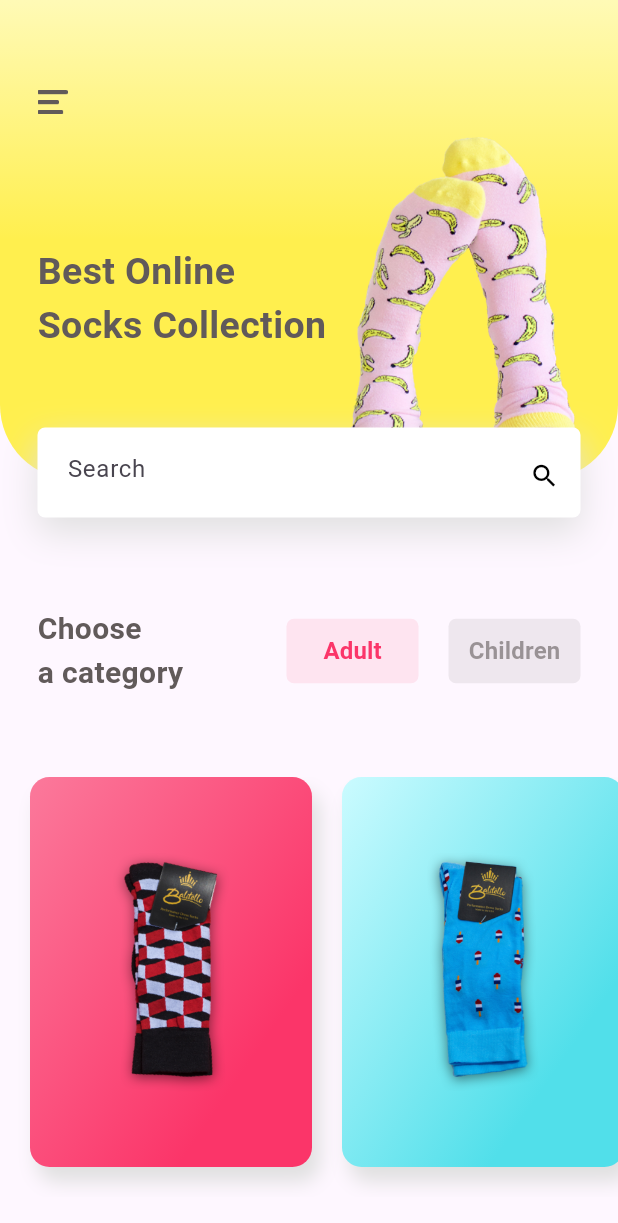
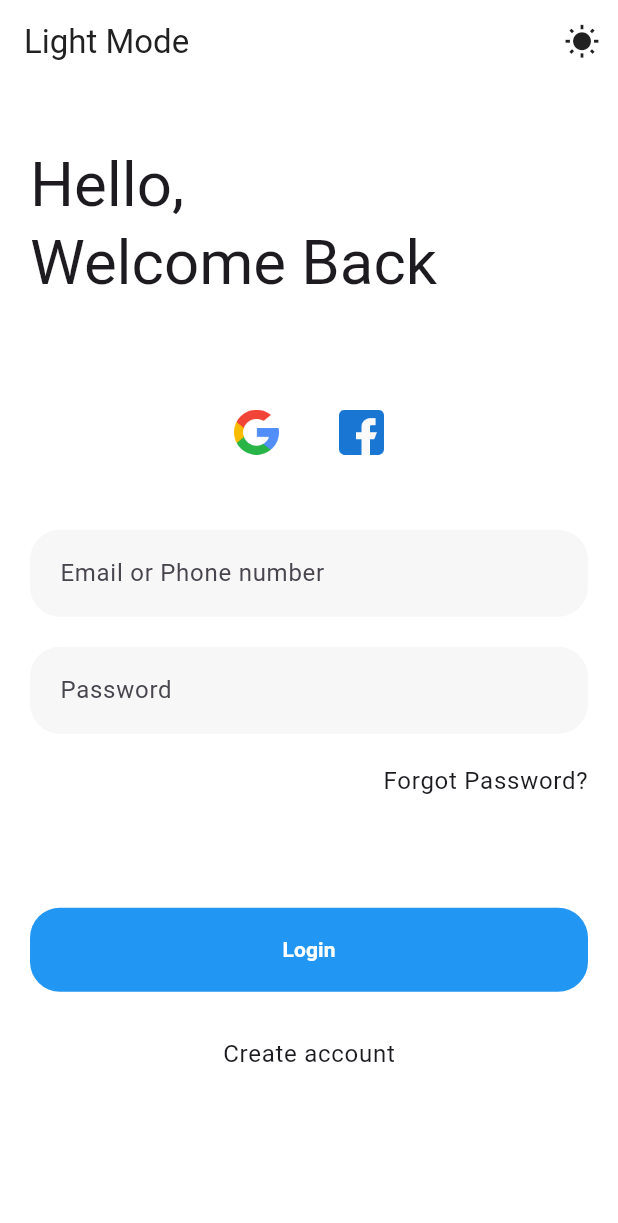
Before and after one commit to gketan91/MotorRoll, a Flutter app: the screen it shows after launch, on a phone screen of 412 x 824 dp. Shown: the top 1223 px of the screen. Run offline on Flutter 3.47's test engine with Material 3 defaults, Android fonts, the phone set to English and light mode, and no system bars; our stand-ins replace animate_do, page_transition, shared_preferences, syncfusion_flutter_datepicker.

Commit message:
Second day commit with Login Page and date picker

```diff
--- /dev/null
+++ b/lib/login.dart
@@ -0,0 +1,126 @@
+import 'package:motorroll/themes/theme_model.dart';
+import 'package:flutter/material.dart';
+import 'package:provider/provider.dart';
+import 'package:motorroll/main.dart';
+
+class LoginPage extends StatefulWidget {
+  @override
+  _LoginPageState createState() => _LoginPageState();
+}
+
+class _LoginPageState extends State<LoginPage> {
+  @override
+  Widget build(BuildContext context) {
+    final Size size = MediaQuery.of(context).size;
+
+    return Consumer<ThemeModel>(
+      builder: (context, ThemeModel themeNotifier, child) {
+        return Scaffold(
+        appBar: AppBar(
+          backgroundColor: Colors.transparent,
+          elevation: 0,
+          title: Text(themeNotifier.isDark ? "Dark Mode" : "Light Mode",
+            style: TextStyle(
+              color: themeNotifier.isDark ? Colors.white : Colors.grey.shade900
+            ),),
+          actions: [
+            IconButton(
+              icon: Icon(themeNotifier.isDark
+                ? Icons.nightlight_round
+                : Icons.wb_sunny, color: themeNotifier.isDark ? Colors.white : Colors.grey.shade900),
+              onPressed: () {
+                themeNotifier.isDark
+                  ? themeNotifier.isDark = false
+                  : themeNotifier.isDark = true;
+              }
+            )
+          ],
+        ),
+        body: SingleChildScrollView(
+          child: Container(
+            width: size.width,
+            height: size.height,
+            padding: EdgeInsets.only(left: 20, right: 20, bottom: size.height * 0.2, top: size.height * 0.05),
+            child: Column(
+              crossAxisAlignment: CrossAxisAlignment.start,
+              mainAxisAlignment: MainAxisAlignment.spaceBetween,
+              children: [
+                Text("Hello, \nWelcome Back", style: Theme.of(context).textTheme.titleLarge?.copyWith(fontSize: size.width * 0.1,)),
+                Column(
+                  crossAxisAlignment: CrossAxisAlignment.end,
+                  children: [
+                    Row(
+                      mainAxisAlignment: MainAxisAlignment.center,
+                      children: [
+                        Image(
+                          width: 30,
+                          image: AssetImage('assets/icons/google.png')
+                        ),
+                        SizedBox(width: 40),
+                        Image(
+                          width: 30,
+                          image: AssetImage('assets/icons/facebook.png')
+                        )
+                      ],
+                    ),
+                    SizedBox(height: 50,),
+                    Container(
+                      padding: EdgeInsets.symmetric(horizontal: 20, vertical: 5),
+                      decoration: BoxDecoration(
+                        color: Theme.of(context).primaryColorLight,
+                        borderRadius: BorderRadius.all(Radius.circular(20))
+                      ),
+                      child: TextField(
+                        decoration: InputDecoration(
+                          border: InputBorder.none,
+                          hintText: "Email or Phone number"
+                        ),
+                      ),
+                    ),
+                    SizedBox(height: 20,),
+                    Container(
+                      padding: EdgeInsets.symmetric(horizontal: 20, vertical: 5),
+                      decoration: BoxDecoration(
+                        color: Theme.of(context).primaryColorLight,
+                        borderRadius: BorderRadius.all(Radius.circular(20))
+                      ),
+                      child: TextField(
+                        obscureText: true,
+                        decoration: InputDecoration(
+                          border: InputBorder.none,
+                          hintText: "Password"
+                        ),
+                      ),
+                    ),
+                    SizedBox(height: 20,),
+                    Text("Forgot Password?", style: Theme.of(context).textTheme.bodyText1,)
+                  ],
+                ),
+                Column(
+                  children: [
+                    MaterialButton(
+                      onPressed: () => {
+
+                        Navigator.push(context,MaterialPageRoute(builder: (context) => MyHomePage()),)
+                      },
+                      elevation: 0,
+                      padding: EdgeInsets.all(18),
+                      shape: RoundedRectangleBorder(
+                        borderRadius: BorderRadius.circular(20)
+                      ),
+                      color: Colors.blue,
+                      child: Center(child: Text("Login", style: TextStyle(fontWeight: FontWeight.bold),)),
+                    ),
+                    SizedBox(height: 30,),
+                    Text("Create account", style: Theme.of(context).textTheme.bodyText1)
+                  ],
+                )
+              ],
+            ),
+          ),
+        ),
+      );
+      }
+    );
+  }
+}
--- a/lib/main.dart
+++ b/lib/main.dart
@@ -3,15 +3,33 @@ import 'package:motorroll/ViewSocks.dart';
 import 'package:flutter/material.dart';
 import 'package:flutter/services.dart';
 import 'package:page_transition/page_transition.dart';
+import 'package:motorroll/login.dart';
+import 'package:motorroll/themes/app_theme.dart';
+import 'package:motorroll/themes/theme_model.dart';
+import 'package:provider/provider.dart';
+import 'package:syncfusion_flutter_datepicker/datepicker.dart';
 
 void main() {
   WidgetsFlutterBinding.ensureInitialized();
   SystemChrome.setPreferredOrientations([DeviceOrientation.portraitUp]);
   runApp(
-    MaterialApp(
-      debugShowCheckedModeBanner: false,
-      home: MyHomePage(),
+
+    ChangeNotifierProvider(
+      create: (_) => ThemeModel(),
+      child: Consumer<ThemeModel>(
+        builder: (context, ThemeModel themeNotifier, child) {
+          return MaterialApp(
+            home: LoginPage(),
+            theme: themeNotifier.isDark ? AppTheme.dark : AppTheme.light,
+            debugShowCheckedModeBanner: false,
+          );
+        }
+      )
     )
+    // MaterialApp(
+    //   debugShowCheckedModeBanner: false,
+    //   home: MyHomePage(),
+    // )
   );
 }
 
@@ -50,13 +68,15 @@ class MyHomePage extends StatelessWidget {
                     children: <Widget>[
                       Expanded(
                         flex: 4,
-                        child: FadeInUp(duration: Duration(milliseconds: 1200), child: Text('Best Online \nSocks Collection', style: TextStyle(
-                          fontSize: 25,
+                        child: FadeInUp(duration: Duration(milliseconds: 1200), child: Text('Wellcome! \nFind the way to ride', style: TextStyle(
+                          fontSize: 20,
                           fontWeight: FontWeight.bold,
-                          color: Color.fromRGBO(97, 90, 90, 1)
+                          color: Color.fromRGBO(97, 90, 90, 1),
+
                         )),),
                       ),
                       Expanded(
+
                         flex: 3,
                         child: FadeInUp(duration: Duration(milliseconds: 1300), child: Image.asset('assets/header-socks.png')),
                       ),
@@ -83,6 +103,12 @@ class MyHomePage extends StatelessWidget {
                   color: Colors.white
                 ),
                 child: TextField(
+                  onTap: (){
+
+                    print('Search button pressed!');
+                    Navigator.push(context,MaterialPageRoute(builder: (context) => SfDateRangePicker()));
+
+                  },
                   decoration: InputDecoration(
                     suffixIcon: Icon(Icons.search, color: Colors.black, size: 20.0,),
                     border: InputBorder.none,
@@ -114,7 +140,7 @@ class MyHomePage extends StatelessWidget {
                               padding: EdgeInsets.all(10),
                               onPressed: () {},
                               color: Color.fromRGBO(251, 53, 105, 0.1),
-                              child: Text('Adult', style: TextStyle(
+                              child: Text('Scooty', style: TextStyle(
                                 color: Color.fromRGBO(251, 53, 105, 1),
                                 fontSize: 16,
                                 fontWeight: FontWeight.bold
@@ -128,7 +154,7 @@ class MyHomePage extends StatelessWidget {
                               padding: EdgeInsets.all(10),
                               onPressed: () {},
                               color: Color.fromRGBO(97, 90, 90, 0.1),
-                              child: Text('Children', style: TextStyle(
+                              child: Text('Bike', style: TextStyle(
                                 color: Color.fromRGBO(97, 90, 90, 0.6),
                                 fontSize: 16,
                                 fontWeight: FontWeight.bold
--- /dev/null
+++ b/lib/themes/app_theme.dart
@@ -0,0 +1,8 @@
+import 'package:flutter/material.dart';
+import 'dark_theme.dart';
+import 'light_theme.dart';
+
+class AppTheme {
+  static ThemeData light = lightTheme;
+  static ThemeData dark = darkTheme;
+}
--- /dev/null
+++ b/lib/themes/theme_model.dart
@@ -0,0 +1,25 @@
+import 'package:flutter/material.dart';
+import 'package:motorroll/themes/theme_preference.dart';
+
+class ThemeModel extends ChangeNotifier {
+  bool _isDark = false;
+  late ThemePreferences _preferences;
+  bool get isDark => _isDark;
+
+  ThemeModel() {
+    _isDark = false;
+    _preferences = ThemePreferences();
+    getPreferences();
+  }
+
+  set isDark(bool value) {
+    _isDark = value;
+    _preferences.setTheme(value);
+    notifyListeners();
+  }
+
+  getPreferences() async {
+    _isDark = await _preferences.getTheme();
+    notifyListeners();
+  }
+}
--- /dev/null
+++ b/lib/themes/theme_preference.dart
@@ -0,0 +1,15 @@
+import 'package:shared_preferences/shared_preferences.dart';
+
+class ThemePreferences {
+  static const PREF_KEY = "pref_key";
+
+  setTheme(bool value) async {
+    SharedPreferences sharedPreferences = await SharedPreferences.getInstance();
+    sharedPreferences.setBool(PREF_KEY, value);
+  }
+
+  getTheme() async {
+    SharedPreferences sharedPreferences = await SharedPreferences.getInstance();
+    return sharedPreferences.getBool(PREF_KEY) ?? false;
+  }
+}
--- a/pubspec.yaml
+++ b/pubspec.yaml
@@ -32,10 +32,15 @@ dependencies:
     sdk: flutter
   animate_do: ^3.1.2
   page_transition: ^2.1.0
+  provider: ^6.1.1
+  shared_preferences: ^2.2.2
+
 
   # The following adds the Cupertino Icons font to your application.
   # Use with the CupertinoIcons class for iOS style icons.
   cupertino_icons: ^1.0.2
+  syncfusion_flutter_datepicker: ^23.2.6
+
 
 dev_dependencies:
   flutter_test:
@@ -71,6 +76,7 @@ flutter:
    - assets/socks-two.png
    - assets/socks-icon.png
    - assets/details-page-header.png
+   - assets/icons/
   # An image asset can refer to one or more resolution-specific "variants", see
   # https://flutter.dev/assets-and-images/#resolution-aware
 
```
Also changed, not shown: lib/themes/app_color.dart (added, +12 -0 lines), lib/themes/dark_theme.dart (added, +21 -0 lines), lib/themes/light_theme.dart (added, +21 -0 lines), assets/header-socks.png, assets/icons/facebook.png (added), assets/icons/google.png (added), pubspec.lock, 1 other file.
